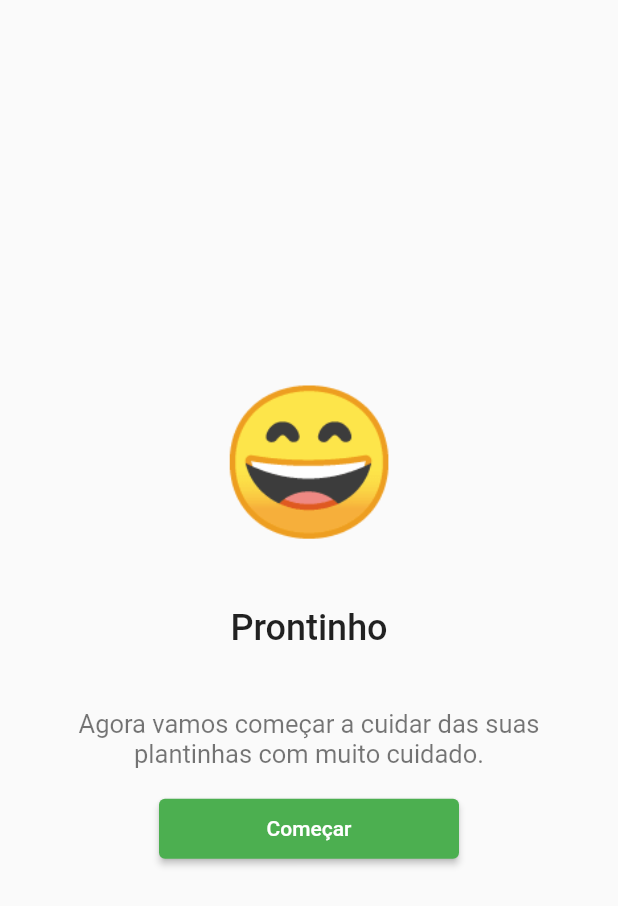
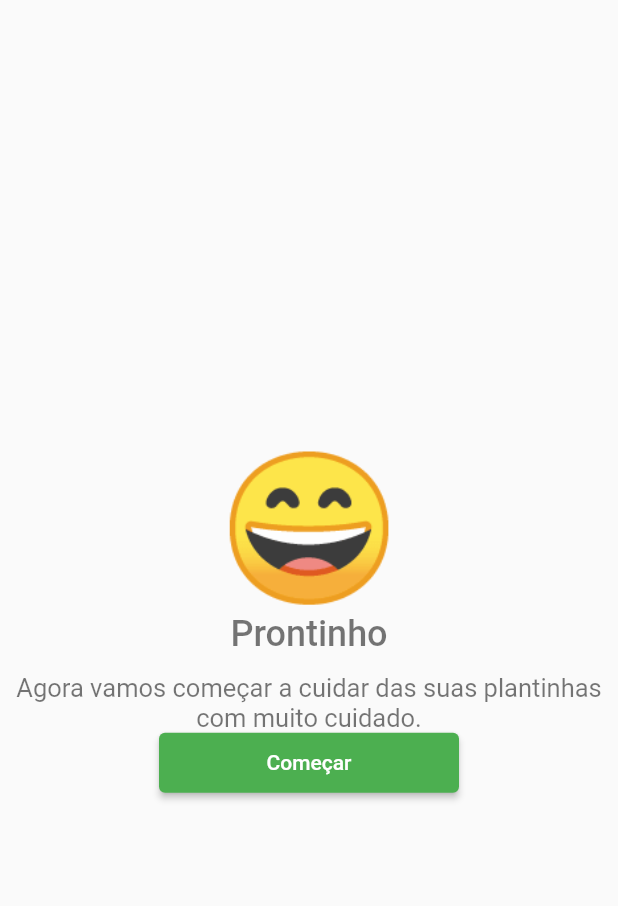
Before and after one commit to ruanvalente/flutter_student, a Flutter app: the WelcomeApp screen opened by its route, on a phone screen of 412 x 824 dp. Shown: the top 906 px of the screen. Run offline on Flutter 3.47's test engine with Material 2 defaults, Android fonts, the phone set to English and light mode, and no system bars.

Commit message:
refactor: refactor Welcome Widget

```diff
--- a/lib/screens/welcome.dart
+++ b/lib/screens/welcome.dart
@@ -1,3 +1,4 @@
+import 'package:app/components/title.dart';
 import 'package:flutter/material.dart';
 
 class WelcomeApp extends StatelessWidget {
@@ -14,19 +15,21 @@ class WelcomeApp extends StatelessWidget {
               '😄',
               style: TextStyle(fontSize: 96),
             ),
-            Padding(
-              padding: const EdgeInsets.only(top: 40),
-              child: Text('Prontinho',
-                  style: TextStyle(fontSize: 24, fontWeight: FontWeight.w500)),
+            SizedBox(
+              height: 40,
+              child: TitleApp(
+                title: 'Prontinho',
+                size: 24,
+                weight: FontWeight.w500,
+              ),
             ),
-            Padding(
-              padding: const EdgeInsets.only(top: 20),
-              child: Padding(
-                padding: const EdgeInsets.all(20),
-                child: Text(
+            SizedBox(
+              height: 40,
+              child: TitleApp(
+                title:
                     'Agora vamos começar a cuidar das suas plantinhas com muito cuidado.',
-                    style: TextStyle(fontSize: 17, color: Colors.black54),
-                    textAlign: TextAlign.center),
+                size: 17,
+                color: Colors.black54,
               ),
             ),
             Container(
```
